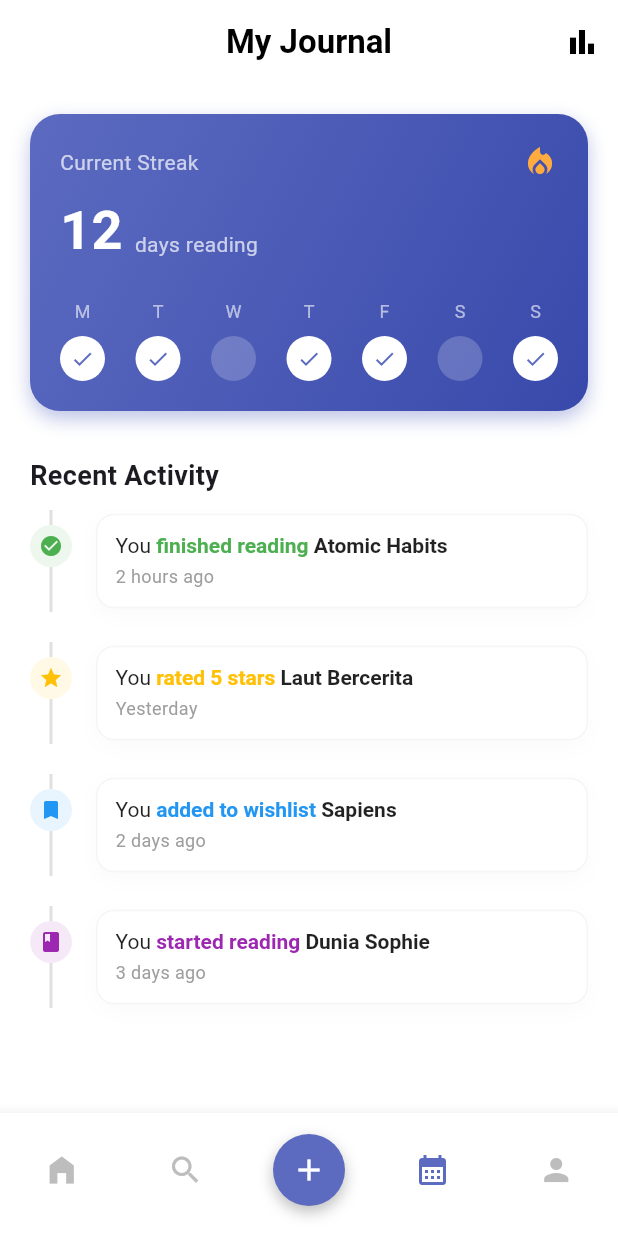
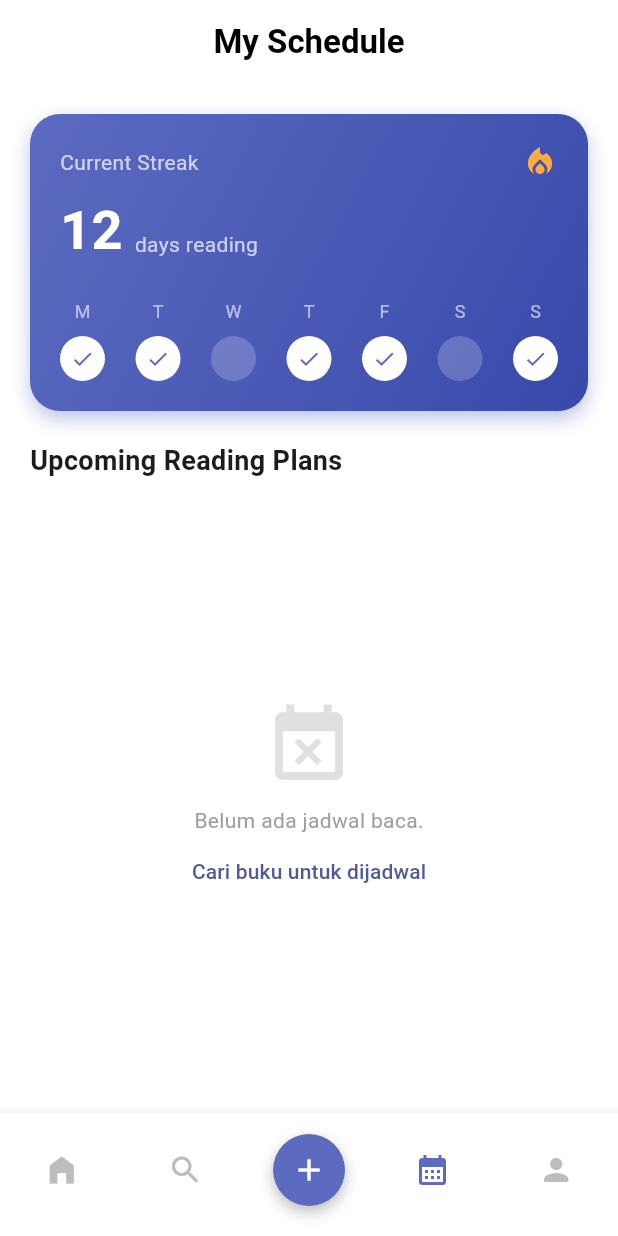
Before and after one commit to MuhFadhilH/PemrogMobileKlp8, a Flutter app: the screen it shows once a user with an empty profile is signed in, item 4 of the bottom bar chosen, on a phone screen of 412 x 824 dp. Run offline on Flutter 3.47's test engine with Material 3 defaults, Android fonts, the phone set to English and light mode, and no system bars; our stand-ins replace cloud_firestore, firebase_auth, firebase_core, flutter_local_notifications, timezone; accounts and stored records are empty; network calls fail.

Commit message:
update fitur journal, notifikasi, dan firestore

```diff
--- a/lib/screens/journal_screen.dart
+++ b/lib/screens/journal_screen.dart
@@ -1,32 +1,32 @@
 import 'package:flutter/material.dart';
+import 'package:cloud_firestore/cloud_firestore.dart';
+import 'package:intl/intl.dart'; // Add package intl di pubspec
+import '../services/firestore_service.dart';
 
 class JournalScreen extends StatelessWidget {
   const JournalScreen({super.key});
 
   @override
   Widget build(BuildContext context) {
+    final FirestoreService firestoreService = FirestoreService();
+
     return Scaffold(
       backgroundColor: Colors.white,
       appBar: AppBar(
         backgroundColor: Colors.white,
         elevation: 0,
         title: const Text(
-          "My Journal",
+          "My Schedule", // Ganti Judul
           style: TextStyle(color: Colors.black, fontWeight: FontWeight.bold),
         ),
-        actions: [
-          IconButton(
-              icon: const Icon(Icons.bar_chart, color: Colors.black),
-              onPressed: () {}),
-        ],
       ),
-      body: SingleChildScrollView(
-        padding: const EdgeInsets.all(20),
-        child: Column(
+      body: Column(
         crossAxisAlignment: CrossAxisAlignment.start,
         children: [
-            // 1. HEADER READING STREAK (Jadwal Baca)
-            Container(
+          // 1. HEADER READING STREAK (Tetap Dipertahankan)
+          Padding(
+            padding: const EdgeInsets.all(20),
+            child: Container(
               padding: const EdgeInsets.all(20),
               decoration: BoxDecoration(
                 gradient: const LinearGradient(
@@ -71,14 +71,13 @@ class JournalScreen extends StatelessWidget {
                     ],
                   ),
                   const SizedBox(height: 20),
-                  // Indikator Hari (Sen-Min)
+                  // Indikator Hari (Dummy Visual)
                   Row(
                     mainAxisAlignment: MainAxisAlignment.spaceBetween,
                     children: ["M", "T", "W", "T", "F", "S", "S"]
                         .asMap()
                         .entries
                         .map((entry) {
-                      // Logic Dummy: Hari ke 0, 1, 3, 4, 6 aktif
                       bool isActive = [0, 1, 3, 4, 6].contains(entry.key);
                       return Column(
                         children: [
@@ -107,126 +106,144 @@ class JournalScreen extends StatelessWidget {
                 ],
               ),
             ),
+          ),
 
-            const SizedBox(height: 30),
-
-            // 2. RECENT ACTIVITY (Timeline)
-            const Text(
-              "Recent Activity",
+          // 2. JUDUL SECTION
+          const Padding(
+            padding: EdgeInsets.symmetric(horizontal: 20),
+            child: Text(
+              "Upcoming Reading Plans",
               style: TextStyle(fontWeight: FontWeight.bold, fontSize: 18),
+            ),
           ),
           const SizedBox(height: 10),
 
-            // List Dummy Activity
-            _buildActivityItem(
-              bookTitle: "Atomic Habits",
-              action: "finished reading",
-              time: "2 hours ago",
-              color: Colors.green,
+          // 3. LIST JADWAL (Infinite Stream)
+          Expanded(
+            child: StreamBuilder<QuerySnapshot>(
+              stream: firestoreService.getSchedules(),
+              builder: (context, snapshot) {
+                if (snapshot.connectionState == ConnectionState.waiting) {
+                  return const Center(child: CircularProgressIndicator());
+                }
+
+                if (!snapshot.hasData || snapshot.data!.docs.isEmpty) {
+                  return Center(
+                    child: Column(
+                      mainAxisAlignment: MainAxisAlignment.center,
+                      children: [
+                        Icon(Icons.event_busy,
+                            size: 60, color: Colors.grey[300]),
+                        const SizedBox(height: 10),
+                        const Text("Belum ada jadwal baca.",
+                            style: TextStyle(color: Colors.grey)),
+                        TextButton(
+                          onPressed: () {
+                            // Logic untuk arahkan ke explore jika mau
+                          },
+                          child: const Text("Cari buku untuk dijadwal"),
                         ),
-            _buildActivityItem(
-              bookTitle: "Laut Bercerita",
-              action: "rated 5 stars",
-              time: "Yesterday",
-              color: Colors.amber,
-              icon: Icons.star,
+                      ],
                     ),
-            _buildActivityItem(
-              bookTitle: "Sapiens",
-              action: "added to wishlist",
-              time: "2 days ago",
-              color: Colors.blue,
-              icon: Icons.bookmark,
+                  );
+                }
+
+                final schedules = snapshot.data!.docs;
+
+                return ListView.separated(
+                  padding: const EdgeInsets.symmetric(horizontal: 20, vertical: 10),
+                  itemCount: schedules.length,
+                  separatorBuilder: (context, index) =>
+                      const SizedBox(height: 12),
+                  itemBuilder: (context, index) {
+                    final data = schedules[index].data() as Map<String, dynamic>;
+                    final Timestamp ts = data['scheduledTime'];
+                    final DateTime date = ts.toDate();
+                    final String formattedDate =
+                        DateFormat('EEE, d MMM y').format(date);
+                    final String formattedTime =
+                        DateFormat('HH:mm').format(date);
+
+                    return Container(
+                      padding: const EdgeInsets.all(12),
+                      decoration: BoxDecoration(
+                        color: Colors.white,
+                        borderRadius: BorderRadius.circular(12),
+                        border: Border.all(color: Colors.grey.shade200),
+                        boxShadow: [
+                          BoxShadow(
+                            color: Colors.grey.withOpacity(0.05),
+                            blurRadius: 5,
+                            offset: const Offset(0, 2),
                           ),
-            _buildActivityItem(
-              bookTitle: "Dunia Sophie",
-              action: "started reading",
-              time: "3 days ago",
-              color: Colors.purple,
-              icon: Icons.book,
+                        ],
+                      ),
+                      child: Row(
+                        children: [
+                          // Cover Buku
+                          ClipRRect(
+                            borderRadius: BorderRadius.circular(8),
+                            child: Image.network(
+                              data['thumbnailUrl'] ?? '',
+                              width: 50,
+                              height: 75,
+                              fit: BoxFit.cover,
+                              errorBuilder: (_, __, ___) => Container(
+                                  width: 50, height: 75, color: Colors.grey),
+                            ),
+                          ),
+                          const SizedBox(width: 16),
+                          // Detail Jadwal
+                          Expanded(
+                            child: Column(
+                              crossAxisAlignment: CrossAxisAlignment.start,
+                              children: [
+                                Text(
+                                  data['bookTitle'] ?? 'No Title',
+                                  maxLines: 1,
+                                  overflow: TextOverflow.ellipsis,
+                                  style: const TextStyle(
+                                    fontWeight: FontWeight.bold,
+                                    fontSize: 16,
+                                  ),
+                                ),
+                                const SizedBox(height: 4),
+                                Row(
+                                  children: [
+                                    const Icon(Icons.calendar_today,
+                                        size: 14, color: Color(0xFF5C6BC0)),
+                                    const SizedBox(width: 6),
+                                    Text(formattedDate,
+                                        style: TextStyle(
+                                            fontSize: 13,
+                                            color: Colors.grey[700])),
+                                  ],
+                                ),
+                                const SizedBox(height: 2),
+                                Row(
+                                  children: [
+                                    const Icon(Icons.access_time,
+                                        size: 14, color: Color(0xFF5C6BC0)),
+                                    const SizedBox(width: 6),
+                                    Text("Pukul $formattedTime",
+                                        style: const TextStyle(
+                                            fontSize: 13,
+                                            fontWeight: FontWeight.bold,
+                                            color: Color(0xFF5C6BC0))),
+                                  ],
                                 ),
                               ],
                             ),
                           ),
-    );
-  }
-
-  Widget _buildActivityItem({
-    required String bookTitle,
-    required String action,
-    required String time,
-    required Color color,
-    IconData icon = Icons.check_circle,
-  }) {
-    return Padding(
-      padding: const EdgeInsets.only(bottom: 20),
-      child: Row(
-        children: [
-          // Garis Timeline
-          Column(
-            children: [
-              Container(
-                width: 2,
-                height: 10,
-                color: Colors.grey[300],
-              ),
-              Container(
-                padding: const EdgeInsets.all(6),
-                decoration: BoxDecoration(
-                  color: color.withOpacity(0.1),
-                  shape: BoxShape.circle,
-                ),
-                child: Icon(icon, size: 16, color: color),
-              ),
-              Container(
-                width: 2,
-                height: 30,
-                color: Colors.grey[300],
-              ),
+                          // Icon Lonceng
+                          const Icon(Icons.notifications_active_outlined,
+                              color: Colors.grey),
                         ],
                       ),
-          const SizedBox(width: 16),
-          // Text Content
-          Expanded(
-            child: Container(
-              padding: const EdgeInsets.all(12),
-              decoration: BoxDecoration(
-                color: Colors.white,
-                borderRadius: BorderRadius.circular(12),
-                border: Border.all(color: Colors.grey.shade100),
-                boxShadow: [
-                  BoxShadow(
-                      color: Colors.grey.withOpacity(0.05),
-                      blurRadius: 10,
-                      offset: const Offset(0, 4)),
-                ],
-              ),
-              child: Column(
-                crossAxisAlignment: CrossAxisAlignment.start,
-                children: [
-                  RichText(
-                    text: TextSpan(
-                      style:
-                          const TextStyle(color: Colors.black87, fontSize: 14),
-                      children: [
-                        const TextSpan(text: "You "),
-                        TextSpan(
-                            text: action,
-                            style: TextStyle(
-                                color: color, fontWeight: FontWeight.bold)),
-                        const TextSpan(text: " "),
-                        TextSpan(
-                            text: bookTitle,
-                            style:
-                                const TextStyle(fontWeight: FontWeight.bold)),
-                      ],
-                    ),
-                  ),
-                  const SizedBox(height: 4),
-                  Text(time,
-                      style: TextStyle(color: Colors.grey[500], fontSize: 12)),
-                ],
-              ),
+                    );
+                  },
+                );
+              },
             ),
           ),
         ],
```
Also changed, not shown: lib/services/firestore_service.dart (+144 -12 lines), lib/services/notification_service.dart (added, +95 -0 lines). Lines whose indentation alone changed are shown as unchanged.
